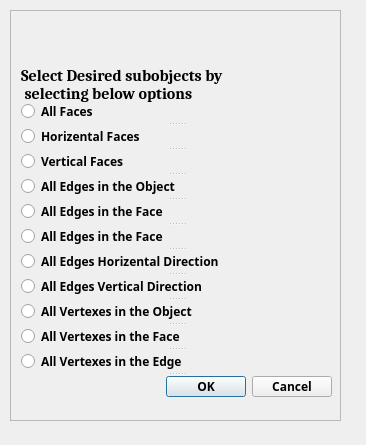
The window that Resources/ui/select.ui (MariwanJ/Design456) describes before a commit, drawn with Qt 5.
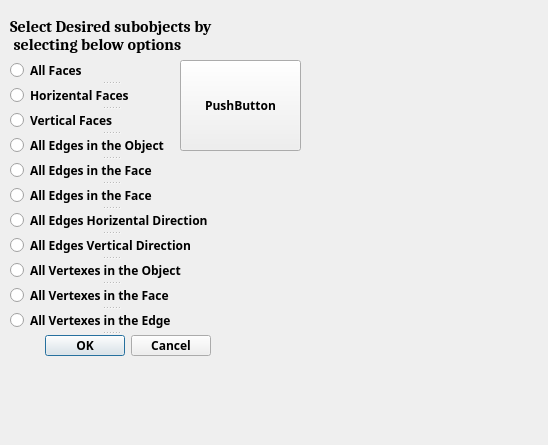
The same window after the commit.

Commit message: add refresh button

```diff
--- a/Resources/ui/select.ui
+++ b/Resources/ui/select.ui
@@ -6,7 +6,7 @@
    <rect>
     <x>0</x>
     <y>0</y>
-    <width>366</width>
+    <width>548</width>
     <height>445</height>
    </rect>
   </property>
@@ -28,33 +28,12 @@
   <property name="locale">
    <locale language="English" country="Europe"/>
   </property>
-  <widget class="QScrollArea" name="scrollArea">
-   <property name="geometry">
-    <rect>
-     <x>10</x>
-     <y>10</y>
-     <width>331</width>
-     <height>411</height>
-    </rect>
-   </property>
-   <property name="widgetResizable">
-    <bool>true</bool>
-   </property>
-   <widget class="QWidget" name="scrollAreaWidgetContents">
-    <property name="geometry">
-     <rect>
-      <x>0</x>
-      <y>0</y>
-      <width>329</width>
-      <height>409</height>
-     </rect>
-    </property>
     <widget class="QSplitter" name="splitter">
      <property name="geometry">
       <rect>
        <x>10</x>
-       <y>90</y>
-       <width>311</width>
+     <y>60</y>
+     <width>201</width>
        <height>299</height>
       </rect>
      </property>
@@ -127,8 +106,8 @@
       <rect>
        <x>10</x>
        <y>10</y>
-       <width>311</width>
-       <height>127</height>
+     <width>241</width>
+     <height>51</height>
       </rect>
      </property>
      <property name="font">
@@ -152,7 +131,18 @@
  selecting below options</string>
      </property>
     </widget>
-   </widget>
+  <widget class="QPushButton" name="pushButton">
+   <property name="geometry">
+    <rect>
+     <x>180</x>
+     <y>60</y>
+     <width>121</width>
+     <height>91</height>
+    </rect>
+   </property>
+   <property name="text">
+    <string>PushButton</string>
+   </property>
   </widget>
  </widget>
  <resources/>
```
Left out of the diff: 3 changed lines with no effect on the pictures. Lines whose indentation alone changed are shown as unchanged. The commit also changes 2 other files.
